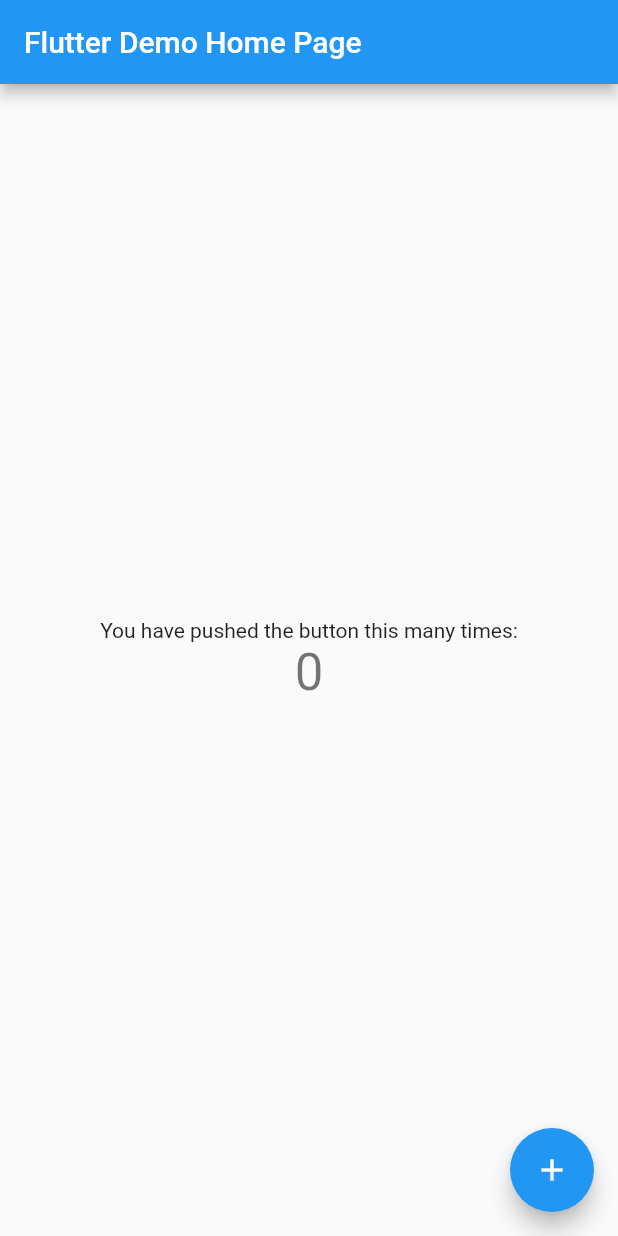
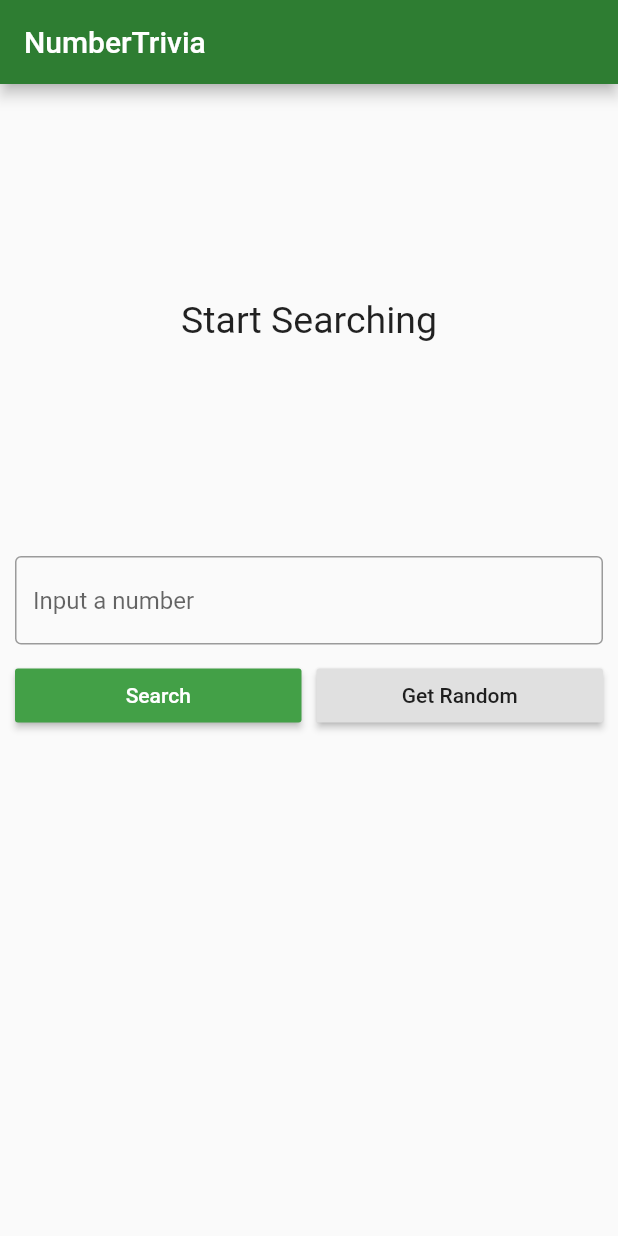
Before and after one commit to trance128/flutter-tdd, a Flutter app: the screen it shows after launch, on a phone screen of 412 x 824 dp. Run offline on Flutter 3.47's test engine with Material 2 defaults, Android fonts, the phone set to English and light mode, and no system bars; our stand-ins replace bloc, dartz, data_connection_checker, equatable, flutter_bloc, get_it and 1 more.

Commit message:
UI complete

```diff
--- /dev/null
+++ b/lib/features/number_trivia/presentation/pages/number_trivia_page.dart
@@ -0,0 +1,54 @@
+import 'package:flutter/material.dart';
+import 'package:flutter_bloc/flutter_bloc.dart';
+
+import '../../../../injection_container.dart';
+import '../bloc/number_trivia_bloc.dart';
+import '../widgets/widgets.dart';
+
+class NumberTriviaPage extends StatelessWidget {
+  @override
+  Widget build(BuildContext context) {
+    return Scaffold(
+      appBar: AppBar(
+        title: Text('NumberTrivia'),
+      ),
+      body: SingleChildScrollView(
+        child: buildBody(context),
+      ),
+    );
+  }
+
+  BlocProvider<NumberTriviaBloc> buildBody(BuildContext context) {
+    return BlocProvider(
+      builder: (_) => sl<NumberTriviaBloc>(),
+      child: Center(
+        child: Padding(
+          padding: const EdgeInsets.all(10),
+          child: Column(
+            children: [
+              SizedBox(height: 10),
+              // top half of the screen
+              BlocBuilder<NumberTriviaBloc, NumberTriviaState>(
+                builder: (context, state) {
+                  if (state is Empty) {
+                    return MessageDisplay(message: 'Start Searching');
+                  } else if (state is Loading) {
+                    return LoadingWidget();
+                  } else if (state is Loaded) {
+                    print('Yes I\'m here');
+                    return TriviaDisplay(trivia: state.trivia);
+                  } else if (state is Error) {
+                    return MessageDisplay(message: state.message);
+                  }
+                },
+              ),
+              SizedBox(height: 20),
+              // bottom half
+              TriviaControls(),
+            ],
+          ),
+        ),
+      ),
+    );
+  }
+}
--- /dev/null
+++ b/lib/features/number_trivia/presentation/widgets/message_display.dart
@@ -0,0 +1,28 @@
+import 'package:flutter/material.dart';
+
+class MessageDisplay extends StatelessWidget {
+  final String message;
+
+  const MessageDisplay({
+    @required this.message,
+    Key key,
+  }) : super(key: key);
+
+  @override
+  Widget build(BuildContext context) {
+    return Container(
+      height: MediaQuery.of(context).size.height / 3,
+      child: Center(
+        child: SingleChildScrollView(
+          child: Text(
+            this.message,
+            style: TextStyle(
+              fontSize: 25,
+            ),
+            textAlign: TextAlign.center,
+          ),
+        ),
+      ),
+    );
+  }
+}
--- /dev/null
+++ b/lib/features/number_trivia/presentation/widgets/trivia_controls.dart
@@ -0,0 +1,73 @@
+import 'package:flutter/material.dart';
+import 'package:flutter_bloc/flutter_bloc.dart';
+
+import '../bloc/number_trivia_bloc.dart';
+
+class TriviaControls extends StatefulWidget {
+  const TriviaControls({
+    Key key,
+  }) : super(key: key);
+
+  @override
+  _TriviaControlsState createState() => _TriviaControlsState();
+}
+
+class _TriviaControlsState extends State<TriviaControls> {
+  final controller = TextEditingController();
+  String inputStr;
+
+  @override
+  Widget build(BuildContext context) {
+    return Column(
+      children: [
+        // textfield
+        TextField(
+          controller: controller,
+          keyboardType: TextInputType.number,
+          decoration: InputDecoration(
+            border: OutlineInputBorder(),
+            hintText: 'Input a number',
+          ),
+          onChanged: (value) {
+            inputStr = value;
+          },
+          onSubmitted: (_) {
+            dispatchConcrete();
+          },
+        ),
+        SizedBox(height: 10),
+        Row(
+          children: [
+            Expanded(
+              child: RaisedButton(
+                child: Text('Search'),
+                color: Theme.of(context).accentColor,
+                textTheme: ButtonTextTheme.primary,
+                onPressed: dispatchConcrete,
+              ),
+            ),
+            SizedBox(width: 10),
+            Expanded(
+              child: RaisedButton(
+                child: Text('Get Random'),
+                onPressed: dispatchRandom,
+              ),
+            ),
+          ],
+        )
+      ],
+    );
+  }
+
+  void dispatchConcrete() {
+    controller.clear();
+    BlocProvider.of<NumberTriviaBloc>(context)
+        .dispatch(GetTriviaForConcreteNumber(inputStr));
+  }
+
+  void dispatchRandom() {
+    controller.clear();
+    BlocProvider.of<NumberTriviaBloc>(context)
+        .dispatch(GetTriviaForRandomNumber());
+  }
+}
--- /dev/null
+++ b/lib/features/number_trivia/presentation/widgets/widgets.dart
@@ -0,0 +1,4 @@
+export 'loading_widget.dart';
+export 'trivia_display.dart';
+export 'message_display.dart';
+export 'trivia_controls.dart';
--- a/lib/main.dart
+++ b/lib/main.dart
@@ -1,111 +1,24 @@
 import 'package:flutter/material.dart';
 
-void main() => runApp(MyApp());
+import 'features/number_trivia/presentation/pages/number_trivia_page.dart';
+import 'injection_container.dart' as di;
+
+void main() async {
+  WidgetsFlutterBinding.ensureInitialized();
+  await di.init();
+  runApp(MyApp());
+}
 
 class MyApp extends StatelessWidget {
-  // This widget is the root of your application.
   @override
   Widget build(BuildContext context) {
     return MaterialApp(
-      title: 'Flutter Demo',
+      title: 'Material App',
       theme: ThemeData(
-        // This is the theme of your application.
-        //
-        // Try running your application with "flutter run". You'll see the
-        // application has a blue toolbar. Then, without quitting the app, try
-        // changing the primarySwatch below to Colors.green and then invoke
-        // "hot reload" (press "r" in the console where you ran "flutter run",
-        // or simply save your changes to "hot reload" in a Flutter IDE).
-        // Notice that the counter didn't reset back to zero; the application
-        // is not restarted.
-        primarySwatch: Colors.blue,
+        primaryColor: Colors.green.shade800,
+        accentColor: Colors.green.shade600,
       ),
-      home: MyHomePage(title: 'Flutter Demo Home Page'),
+      home: NumberTriviaPage(),
     );
   }
 }
-
-class MyHomePage extends StatefulWidget {
-  MyHomePage({Key key, this.title}) : super(key: key);
-
-  // This widget is the home page of your application. It is stateful, meaning
-  // that it has a State object (defined below) that contains fields that affect
-  // how it looks.
-
-  // This class is the configuration for the state. It holds the values (in this
-  // case the title) provided by the parent (in this case the App widget) and
-  // used by the build method of the State. Fields in a Widget subclass are
-  // always marked "final".
-
-  final String title;
-
-  @override
-  _MyHomePageState createState() => _MyHomePageState();
-}
-
-class _MyHomePageState extends State<MyHomePage> {
-  int _counter = 0;
-
-  void _incrementCounter() {
-    setState(() {
-      // This call to setState tells the Flutter framework that something has
-      // changed in this State, which causes it to rerun the build method below
-      // so that the display can reflect the updated values. If we changed
-      // _counter without calling setState(), then the build method would not be
-      // called again, and so nothing would appear to happen.
-      _counter++;
-    });
-  }
-
-  @override
-  Widget build(BuildContext context) {
-    // This method is rerun every time setState is called, for instance as done
-    // by the _incrementCounter method above.
-    //
-    // The Flutter framework has been optimized to make rerunning build methods
-    // fast, so that you can just rebuild anything that needs updating rather
-    // than having to individually change instances of widgets.
-    return Scaffold(
-      appBar: AppBar(
-        // Here we take the value from the MyHomePage object that was created by
-        // the App.build method, and use it to set our appbar title.
-        title: Text(widget.title),
-      ),
-      body: Center(
-        // Center is a layout widget. It takes a single child and positions it
-        // in the middle of the parent.
-        child: Column(
-          // Column is also a layout widget. It takes a list of children and
-          // arranges them vertically. By default, it sizes itself to fit its
-          // children horizontally, and tries to be as tall as its parent.
-          //
-          // Invoke "debug painting" (press "p" in the console, choose the
-          // "Toggle Debug Paint" action from the Flutter Inspector in Android
-          // Studio, or the "Toggle Debug Paint" command in Visual Studio Code)
-          // to see the wireframe for each widget.
-          //
-          // Column has various properties to control how it sizes itself and
-          // how it positions its children. Here we use mainAxisAlignment to
-          // center the children vertically; the main axis here is the vertical
-          // axis because Columns are vertical (the cross axis would be
-          // horizontal).
-          mainAxisAlignment: MainAxisAlignment.center,
-          children: <Widget>[
-            Text(
-              'You have pushed the button this many times:',
-            ),
-            Text(
-              '$_counter',
-              style: Theme.of(context).textTheme.headline4,
-            ),
-          ],
-        ),
-      ),
-      floatingActionButton: FloatingActionButton(
-        onPressed: _incrementCounter,
-        tooltip: 'Increment',
-        child: Icon(Icons.add),
-      ), // This trailing comma makes auto-formatting nicer for build methods.
-    );
-  }
-}
--- a/pubspec.yaml
+++ b/pubspec.yaml
@@ -9,7 +9,7 @@ dependencies:
   flutter:
     sdk: flutter
   get_it: ^2.0.1
-  flutter_bloc: ^4.0.0
+  flutter_bloc: ^0.21.0
   equatable: ^0.4.0
   dartz: ^0.8.6
   connectivity: ^0.4.3+7
@@ -22,6 +22,7 @@ dev_dependencies:
   flutter_test:
     sdk: flutter
   mockito: ^4.1.0
+  lint: ^1.2.0
 
 
 flutter:
```
Also changed, not shown: lib/features/number_trivia/presentation/widgets/loading_widget.dart (added, +17 -0 lines), lib/features/number_trivia/presentation/widgets/trivia_display.dart (added, +44 -0 lines), lib/injection_container.dart (added, +69 -0 lines), pubspec.lock, 2 other files.
